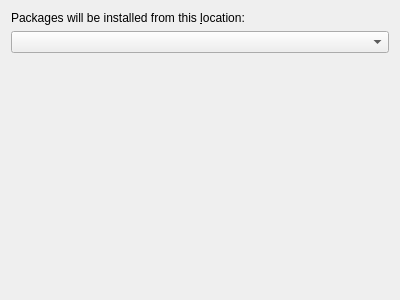
Above: Libraries/MiKTeX/UI/Qt/SiteWizDrive.ui from Amaterasu27/miktex before the change. Below: the same form after it.
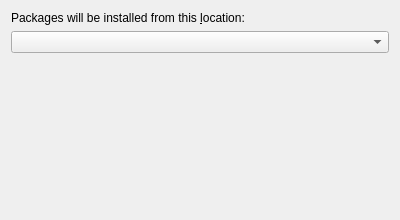
That is the form after the change.

```diff
--- a/Libraries/MiKTeX/UI/Qt/SiteWizDrive.ui
+++ b/Libraries/MiKTeX/UI/Qt/SiteWizDrive.ui
@@ -7,7 +7,7 @@
     <x>0</x>
     <y>0</y>
     <width>400</width>
-    <height>300</height>
+    <height>220</height>
    </rect>
   </property>
   <layout class="QVBoxLayout" >
```
